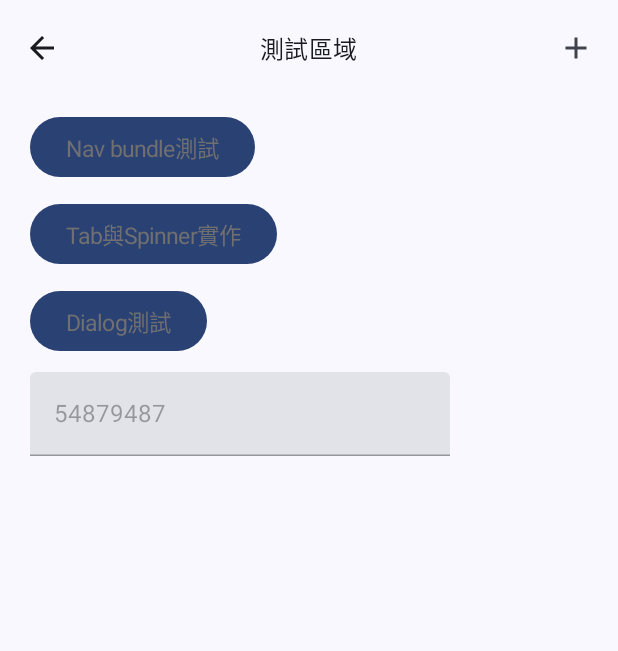
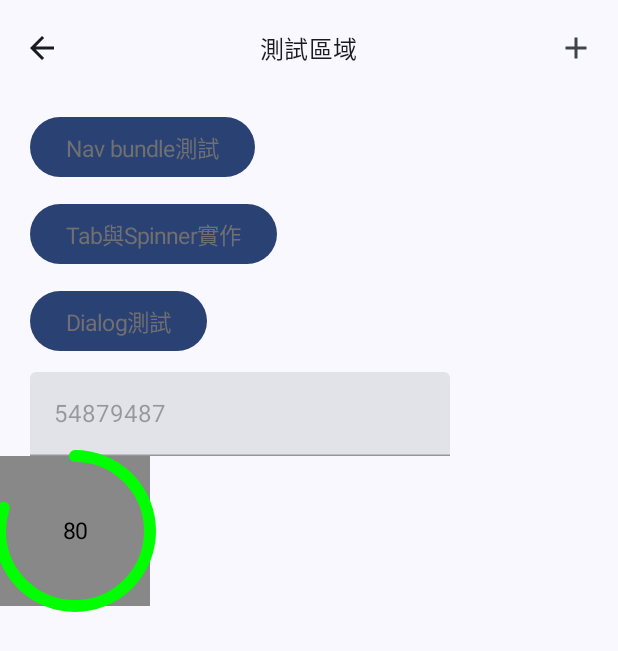
Before and after one commit to kaiku0125/Android-CryptoSpot, an Android app built with Jetpack Compose: the composable TestScreen shown on its own in the app's theme, on a phone screen of 412 x 824 dp. Shown: the top 651 px of the screen. Run offline under Robolectric (Android 15) with nearby library versions, the light colour scheme and no system bars; our stand-ins replace Timber, accompanist; network calls fail.

Commit message:
[feat] Add circular percentage custom view

```diff
--- /dev/null
+++ b/app/src/main/java/com/kaiku/cryptospot/customView/circular/CirCularPercentageComponent.kt
@@ -0,0 +1,103 @@
+package com.kaiku.cryptospot.customView.circular
+
+import androidx.compose.animation.core.animateFloatAsState
+import androidx.compose.animation.core.tween
+import androidx.compose.foundation.Canvas
+import androidx.compose.foundation.background
+import androidx.compose.foundation.layout.Box
+import androidx.compose.foundation.layout.size
+import androidx.compose.material3.MaterialTheme
+import androidx.compose.runtime.Composable
+import androidx.compose.runtime.LaunchedEffect
+import androidx.compose.runtime.getValue
+import androidx.compose.runtime.mutableStateOf
+import androidx.compose.runtime.remember
+import androidx.compose.runtime.setValue
+import androidx.compose.ui.Alignment
+import androidx.compose.ui.Modifier
+import androidx.compose.ui.graphics.Color
+import androidx.compose.ui.graphics.StrokeCap
+import androidx.compose.ui.graphics.drawscope.Stroke
+import androidx.compose.ui.tooling.preview.Preview
+import androidx.compose.ui.unit.Dp
+import androidx.compose.ui.unit.dp
+import com.kaiku.cryptospot.customView.text.SimpleText
+import com.kaiku.cryptospot.customView.text.data.SimpleTextConfig
+import com.kaiku.cryptospot.presentation.theme.text_15sp_400weight
+import kotlinx.coroutines.delay
+
+/**
+ * @sample CircularPercentageComponent
+ *
+ * @param
+ */
+
+
+data class CircularPercentageConfig(
+    val percentage: Float = 0f,
+    val number: Int = 100,
+    val radius: Dp = 50.dp,
+    val color: Color = Color.Green,
+    val strokeWidth: Dp = 8.dp
+
+)
+
+@Composable
+fun CircularPercentageComponent(
+    modifier: Modifier = Modifier,
+    config: CircularPercentageConfig = CircularPercentageConfig()
+) {
+    var animationPlayed by remember { mutableStateOf(false) }
+
+    val currentPercentage = animateFloatAsState(
+        targetValue = if (animationPlayed) config.percentage else 0f,
+        animationSpec = tween(300),
+        label = ""
+    )
+
+    LaunchedEffect(true){
+        delay(1000)
+        animationPlayed = true
+    }
+
+    Box(
+        modifier = modifier
+            .background(Color.Gray)
+            .size(config.radius * 2f),
+        contentAlignment = Alignment.Center
+    ) {
+        Canvas(
+            modifier = Modifier.size(config.radius * 2f),
+            onDraw = {
+                drawArc(
+                    color = config.color,
+                    startAngle = -90f,
+                    sweepAngle = 360 * currentPercentage.value,
+                    useCenter = false,
+                    style = Stroke(
+                        width = config.strokeWidth.toPx(),
+                        cap = StrokeCap.Round
+                    )
+                )
+            }
+        )
+
+        SimpleText(
+            config = SimpleTextConfig(
+                value = (currentPercentage.value * config.number).toInt().toString(),
+                textColor = Color.Black,
+                style = MaterialTheme.typography.text_15sp_400weight
+            )
+        )
+    }
+}
+
+@Preview
+@Composable
+private fun CircularPercentageComponentPreview() {
+    CircularPercentageComponent(
+        config = CircularPercentageConfig(
+            percentage = 0.8f
+        )
+    )
+}
--- a/app/src/main/java/com/kaiku/cryptospot/presentation/test/TestScreen.kt
+++ b/app/src/main/java/com/kaiku/cryptospot/presentation/test/TestScreen.kt
@@ -26,6 +26,8 @@ import androidx.compose.ui.Modifier
 import androidx.compose.ui.platform.LocalContext
 import androidx.compose.ui.platform.LocalSoftwareKeyboardController
 import androidx.compose.ui.unit.dp
+import com.kaiku.cryptospot.customView.circular.CircularPercentageComponent
+import com.kaiku.cryptospot.customView.circular.CircularPercentageConfig
 import com.kaiku.cryptospot.customView.dialog.EdmDialog
 import com.kaiku.cryptospot.customView.keyboard.DigitalKeyboardComponent
 import com.kaiku.cryptospot.customView.topappbar.ScaffoldTopAppBarWithBackNavComponent
@@ -59,6 +61,7 @@ fun TestScreen() {
             )
         }
     ) { innerPadding ->
+        val scope = rememberCoroutineScope()
 
         Column(
             modifier = Modifier.padding(innerPadding)
@@ -112,8 +115,6 @@ fun TestScreen() {
                 )
             }
 
-            val scope = rememberCoroutineScope()
-
             val sheetState = rememberModalBottomSheetState(
                 skipPartiallyExpanded = true
             )
@@ -155,6 +156,12 @@ fun TestScreen() {
                 )
             }
 
+            CircularPercentageComponent(
+                config = CircularPercentageConfig(
+                    percentage = 0.8f
+                )
+            )
+
         }
 
     }
```
